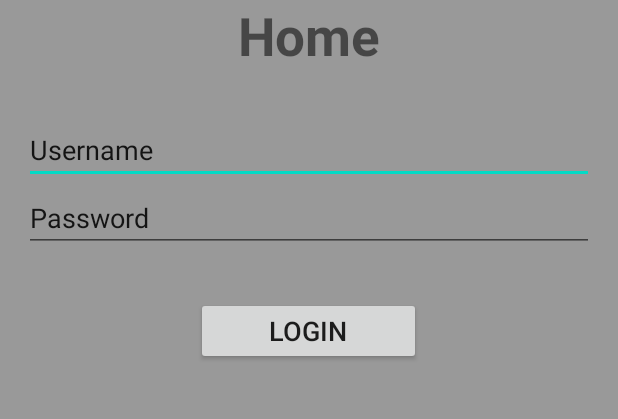
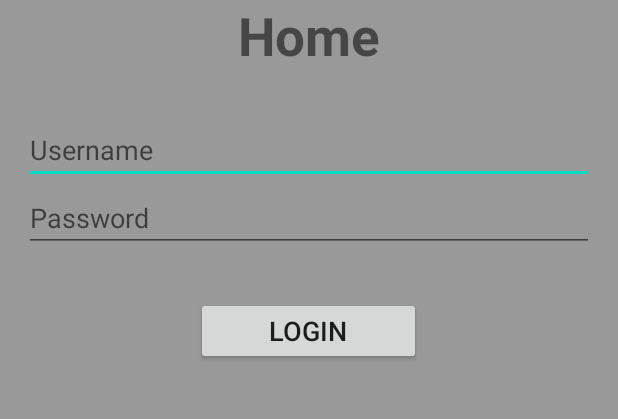
Before and after one commit to rickywychoi/HomeSweatHome, an Android app: the login_page_2 screen opened directly, with no data from a screen before it, on a phone screen of 412 x 824 dp, the part 494-913 px from its top. Run offline under Robolectric (Android 15) with nearby library versions, the phone set to English and light mode, and no system bars.

Commit message:
Fixed edittext into hint value

```diff
--- a/app/src/main/res/layout/activity_login_page_2.xml
+++ b/app/src/main/res/layout/activity_login_page_2.xml
@@ -58,16 +58,14 @@
         android:layout_width="match_parent"
         android:layout_height="wrap_content"
         android:ems="10"
-        android:inputType="textPersonName"
-        android:text="Username" />
+        android:hint="Username" />
 
     <EditText
         android:id="@+id/password"
         android:layout_width="match_parent"
         android:layout_height="wrap_content"
         android:ems="10"
-        android:inputType="textPersonName"
-        android:text="Password" />
+        android:hint="Password" />
 
     <Space
         android:layout_width="match_parent"
```
